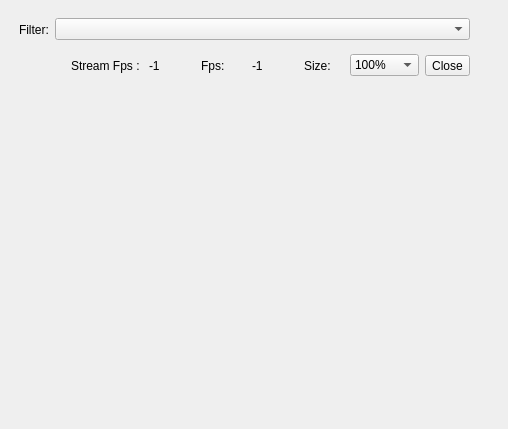
The window that SeaGoatVision/client/qt/uifiles/WinViewer.ui (Octets/SeaGoatVision) describes before a commit, drawn with Qt 5.
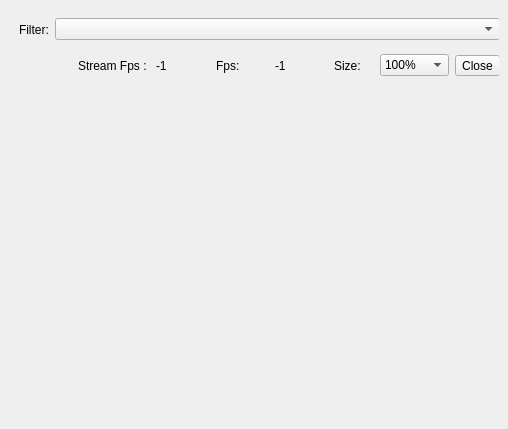
The same window after the commit.

Commit message: Qt: Increase size of viewer, show light when streaming.

Patch:
```diff
--- a/SeaGoatVision/client/qt/uifiles/WinViewer.ui
+++ b/SeaGoatVision/client/qt/uifiles/WinViewer.ui
@@ -58,7 +58,7 @@
         <rect>
          <x>0</x>
          <y>0</y>
-         <width>461</width>
+         <width>491</width>
          <height>41</height>
         </rect>
        </property>
@@ -102,7 +102,7 @@
         <rect>
          <x>0</x>
          <y>40</y>
-         <width>461</width>
+         <width>491</width>
          <height>33</height>
         </rect>
        </property>
```
The commit also changes 1 other file.
